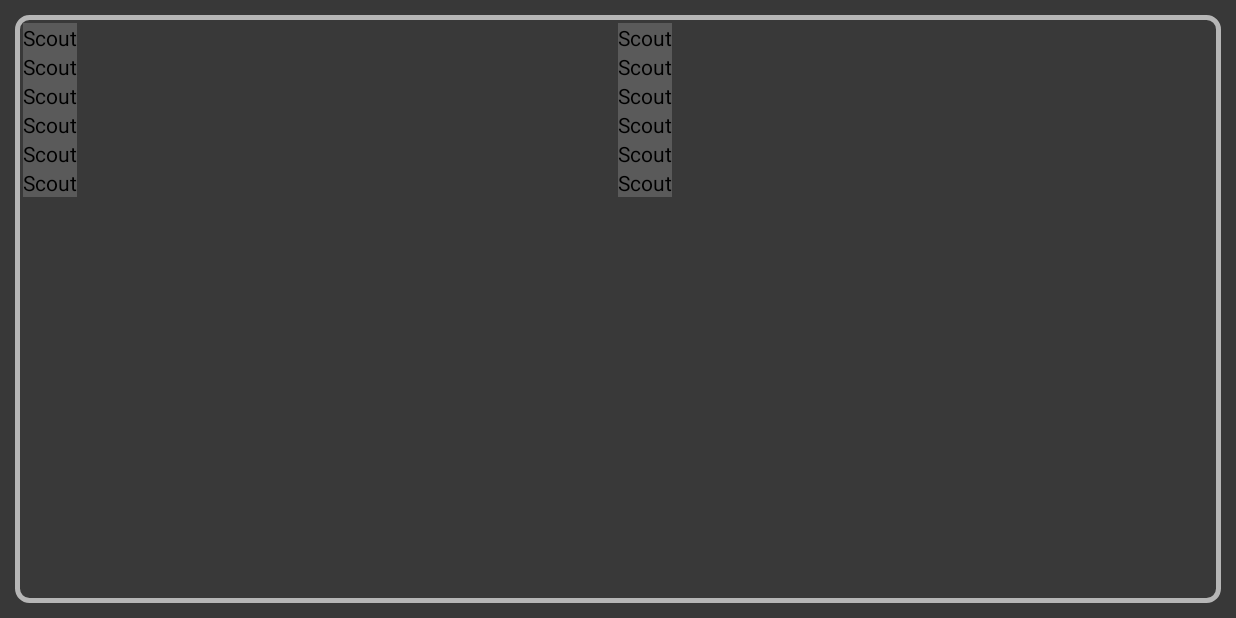
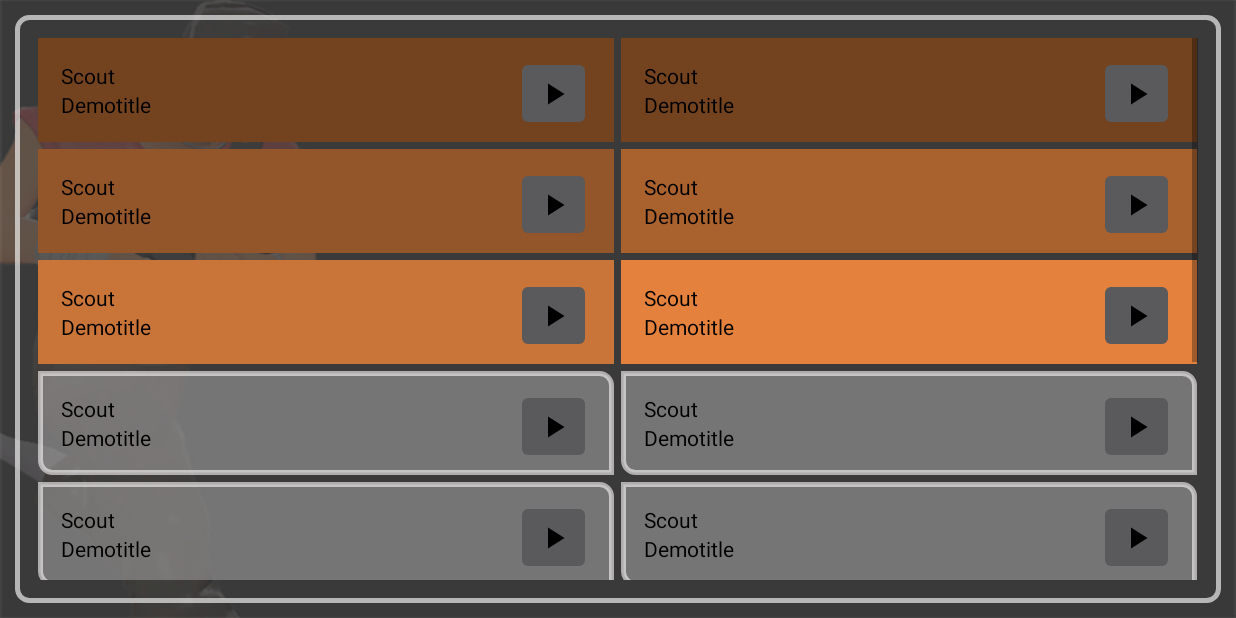
Before and after one commit to MaistoMagnetas/Android-Tf2SoundBoard, an Android app: the screen it shows after launch (SoundBoard), after a tap on "SUBMIT", on a phone screen of 824 x 412 dp (held sideways). Run offline under Robolectric (Android 15) with nearby library versions, the light colour scheme and no system bars; 1 statement that could not run was skipped.

Commit message:
Second commit. Updated background and grid view items

```diff
--- a/app/src/main/java/com/example/pc/tf2soundboard/CustomAdapter.java
+++ b/app/src/main/java/com/example/pc/tf2soundboard/CustomAdapter.java
@@ -1,6 +1,7 @@
 package com.example.pc.tf2soundboard;
 
 import android.content.Context;
+import android.graphics.Color;
 import android.support.annotation.NonNull;
 import android.support.annotation.Nullable;
 import android.view.LayoutInflater;
@@ -8,12 +9,15 @@ import android.view.View;
 import android.view.ViewGroup;
 import android.widget.ArrayAdapter;
 import android.widget.BaseAdapter;
+import android.widget.ImageView;
+import android.widget.RelativeLayout;
 import android.widget.TextView;
 
 import org.w3c.dom.Text;
 
 import java.util.ArrayList;
 import java.util.List;
+import java.util.Random;
 
 /**
  * Created by PC on 3/21/2018.
@@ -22,12 +26,17 @@ import java.util.List;
 public class CustomAdapter extends ArrayAdapter{
 
     ArrayList<Item> soundsList = new ArrayList<Item>();
+    int[] colorList = {R.color.gridItem3,R.color.gridItem4,R.color.gridItem5,
+            R.color.gridItem6,R.color.gridItem7};
+    RelativeLayout relativeLayout;
+
+    int gradientMapInteger = 0;
+    int colorPosition = 0;
 
     public CustomAdapter(Context context, int resource, ArrayList soundsList) {
         super(context, resource, soundsList);
         this.soundsList = soundsList;
     }
-
 
     @Override
     public int getCount() {
@@ -38,10 +47,34 @@ public class CustomAdapter extends ArrayAdapter{
     @Override
     public View getView(int position, @Nullable View convertView, @NonNull ViewGroup parent) {
         View v = convertView;
+
         LayoutInflater inflater = (LayoutInflater) getContext().getSystemService(Context.LAYOUT_INFLATER_SERVICE);
         v = inflater.inflate(R.layout.grid_view_items, null);
         TextView textView = (TextView) v.findViewById(R.id.itemTextView);
         textView.setText(soundsList.get(position).getTitle());
+
+        //Randomlly colors grid view items
+//        relativeLayout = (RelativeLayout) v.findViewById(R.id.relativegriditem);
+//        Random rand = new Random();
+//        relativeLayout.setBackgroundResource(colorList[rand.nextInt(colorList.length)]);
+
+        //Sets gridview item colors gradient map method
+        relativeLayout = (RelativeLayout) v.findViewById(R.id.relativegriditem);
+        grandientMapBGonItems();
+
         return v;
+
+    }
+
+    private void grandientMapBGonItems(){ // sets bg for grid view items - like gradient map
+        gradientMapInteger++; //acts as constructor ID - kelinta karta kviecia metoda
+        int colorNum = colorList.length; // =5
+        int maxNum = 20; //TO-DO sound items array.
+        int eachColor = (maxNum/colorNum); // 20/5 == 4
+        if(gradientMapInteger>eachColor){
+            colorPosition++;
+        }
+        relativeLayout.setBackgroundResource(colorList[colorPosition]);
+
     }
 }
--- a/app/src/main/java/com/example/pc/tf2soundboard/SoundBoard.java
+++ b/app/src/main/java/com/example/pc/tf2soundboard/SoundBoard.java
@@ -13,9 +13,10 @@ import java.util.ArrayList;
 public class SoundBoard extends AppCompatActivity {
 
     RelativeLayout relativeLayout;
-
     GridView gridView;
     ArrayList soundList = new ArrayList<>();
+
+    String tf2class;
 
     @Override
     protected void onCreate(Bundle savedInstanceState) {
@@ -24,29 +25,63 @@ public class SoundBoard extends AppCompatActivity {
 
         //Get intent extra
         Intent intent = getIntent();
-        String tf2class = intent.getExtras().getString("chosenClass");
+        tf2class = intent.getExtras().getString("chosenClass");
+        //Init grid view and items
+        //3x for testing aka Scrolling
+        makeGridItems();
+        makeGridItems();
+        makeGridItems();
 
-        //Init grid view and items
-        gridView = (GridView) findViewById(R.id.gridView);
-        for(int i = 0; i<=5;i++){
-            soundList.add(new Item(tf2class));
-        }
         CustomAdapter customAdapter = new CustomAdapter(getApplicationContext(),R.layout.grid_view_items,soundList);
         gridView.setAdapter(customAdapter);
 
         //Find layout to change its background accordingly to class selected
         relativeLayout = (RelativeLayout) findViewById(R.id.soundBoardBG);
+        changeBackgroundForClass();
+
 
         //Information about which class was selected in MainActivity
 
 
+    }
 
+    private void makeGridItems(){//Simple funciton CHange later?
         gridView = (GridView) findViewById(R.id.gridView);
-        for(int i = 0; i<=5;i++){
+        for(int i = 0; i<=5;i++){//TO-DO ilgi pakeisti i tiek kiek yra garsu
             soundList.add(new Item(tf2class));
         }
+    }
 
-
+    private void changeBackgroundForClass(){ // Works like a charm.  COuld be nicer though
+        switch (tf2class){
+            case "Scout":
+                relativeLayout.setBackgroundResource(R.drawable.scoutbgattempt);
+                break;
+            case "Soldier":
+                relativeLayout.setBackgroundResource(R.drawable.soldierbgattempt);
+                break;
+            case "Pyro":
+                relativeLayout.setBackgroundResource(R.drawable.pyrobgattempt);
+                break;
+            case "Demo":
+                relativeLayout.setBackgroundResource(R.drawable.demobgattempt);
+                break;
+            case  "Heavy":
+                relativeLayout.setBackgroundResource(R.drawable.heavybgattempt);
+                break;
+            case "Engi":
+                relativeLayout.setBackgroundResource(R.drawable.engibgattempt);
+                break;
+            case "Medic":
+                relativeLayout.setBackgroundResource(R.drawable.medicbgattempt);
+                break;
+            case "Sniper":
+                relativeLayout.setBackgroundResource(R.drawable.sniperbgattempt);
+                break;
+            case "Spy":
+                relativeLayout.setBackgroundResource(R.drawable.spybgattempt);
+                break;
+        }
 
     }
 }
--- /dev/null
+++ b/app/src/main/res/drawable/play_button.xml
@@ -0,0 +1,9 @@
+<vector xmlns:android="http://schemas.android.com/apk/res/android"
+        android:width="24dp"
+        android:height="24dp"
+        android:viewportWidth="24.0"
+        android:viewportHeight="24.0">
+    <path
+        android:fillColor="#FF000000"
+        android:pathData="M8,5v14l11,-7z"/>
+</vector>
--- /dev/null
+++ b/app/src/main/res/drawable/roundgriditem.xml
@@ -0,0 +1,12 @@
+<?xml version="1.0" encoding="utf-8"?>
+<shape xmlns:android="http://schemas.android.com/apk/res/android"
+    android:shape="rectangle">
+    <solid android:color="#8ea6a3a3" />
+    <stroke
+        android:width="3dp"
+        android:color="#a1f4f1f1" />
+    <corners android:bottomRightRadius="0dp"
+        android:bottomLeftRadius="8dp"
+        android:topRightRadius="8dp"
+        android:topLeftRadius="0dp"/>
+</shape>
--- a/app/src/main/res/layout/activity_sound_board.xml
+++ b/app/src/main/res/layout/activity_sound_board.xml
@@ -14,7 +14,9 @@
         android:background="@drawable/roundedsubmitbutton"
         android:layout_width="match_parent"
         android:numColumns="2"
-        android:padding="5dp"
+        android:padding="15dp"
+        android:verticalSpacing="5dp"
+        android:horizontalSpacing="5dp"
         android:layout_height="match_parent"/>
 
 </RelativeLayout>
--- a/app/src/main/res/layout/grid_view_items.xml
+++ b/app/src/main/res/layout/grid_view_items.xml
@@ -1,14 +1,43 @@
 <?xml version="1.0" encoding="utf-8"?>
 <RelativeLayout
+    android:id="@+id/relativegriditem"
     xmlns:android="http://schemas.android.com/apk/res/android" android:layout_width="match_parent"
-    android:layout_height="match_parent">
+    android:layout_height="match_parent"
+    android:layout_margin="20dp"
+    android:background="@drawable/roundgriditem">
+
+        <LinearLayout
+            android:padding="15dp"
+            android:orientation="vertical"
+            android:layout_width="wrap_content"
+            android:layout_height="wrap_content">
 
             <TextView
                 android:id="@+id/itemTextView"
                 android:text="Demo"
                 android:textColor="#000"
-        android:background="#2bffffff"
                 android:layout_width="wrap_content"
                 android:layout_height="wrap_content" />
 
+            <TextView
+                android:id="@+id/itemTitleTextView"
+                android:text="Demotitle"
+                android:textColor="#000"
+                android:layout_width="wrap_content"
+                android:layout_height="wrap_content" />
+
+        </LinearLayout>
+
+    <ImageButton
+        android:id="@+id/itemButtonPlay"
+        android:layout_width="50dp"
+        android:layout_height="50dp"
+        android:layout_alignParentEnd="true"
+        android:layout_alignParentRight="true"
+        android:layout_alignParentTop="true"
+        android:layout_gravity="right"
+        android:layout_marginEnd="15dp"
+        android:layout_marginRight="15dp"
+        android:layout_marginTop="12dp"
+        android:src="@drawable/play_button" />
 </RelativeLayout>
--- a/app/src/main/res/values/colors.xml
+++ b/app/src/main/res/values/colors.xml
@@ -4,4 +4,13 @@
     <color name="colorPrimaryDark">#363636</color>
     <color name="colorAccent">#d47b3c</color>
     <color name="noFill">#00ffffff</color>
+
+    <!--Colors for grid view items-->
+    <color name="gridItem1">#462813</color>
+    <color name="gridItem2">#5b3419</color>
+    <color name="gridItem3">#73421f</color>
+    <color name="gridItem4">#93552a</color>
+    <color name="gridItem5">#a9612e</color>
+    <color name="gridItem6">#c97439</color>
+    <color name="gridItem7">#e4823d</color>
 </resources>
```
Also changed, not shown: app/src/main/res/drawable/demobgattempt.jpg (added), app/src/main/res/drawable/engibgattempt.jpg (added), app/src/main/res/drawable/heavybgattempt.jpg (added), app/src/main/res/drawable/medicbgattempt.jpg (added), app/src/main/res/drawable/pyrobgattempt.jpg (added), app/src/main/res/drawable/scoutbgattempt.jpg (added), app/src/main/res/drawable/sniperbgattempt.jpg (added), app/src/main/res/drawable/soldierbgattempt.jpg (added), app/src/main/res/drawable/spybgattempt.jpg (added). Lines whose indentation alone changed are shown as unchanged.
